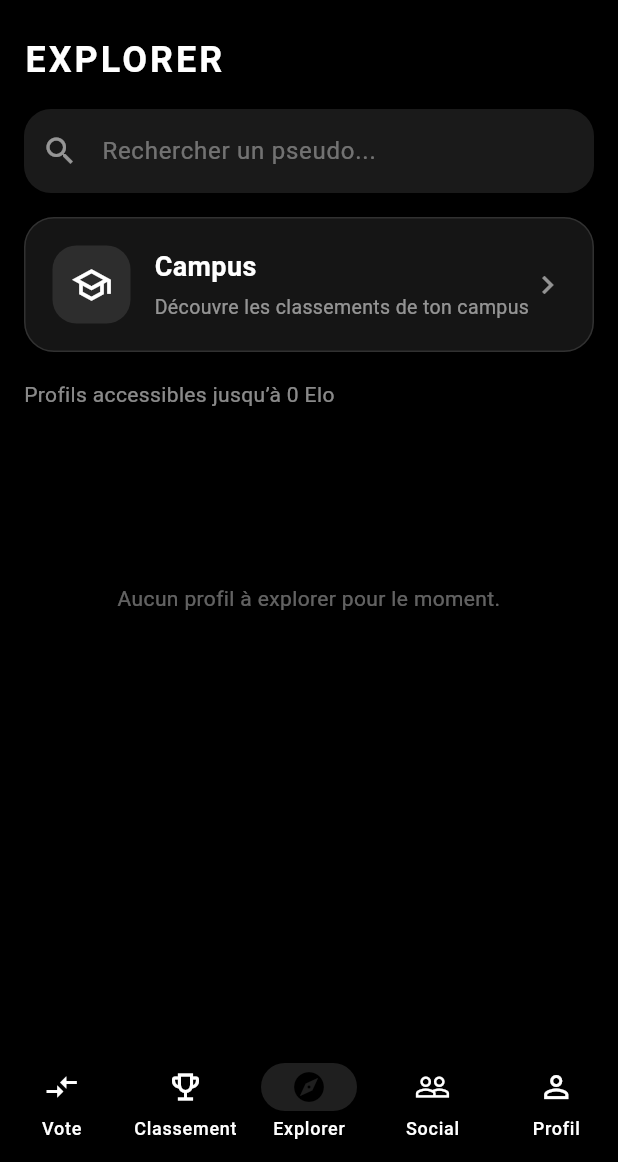
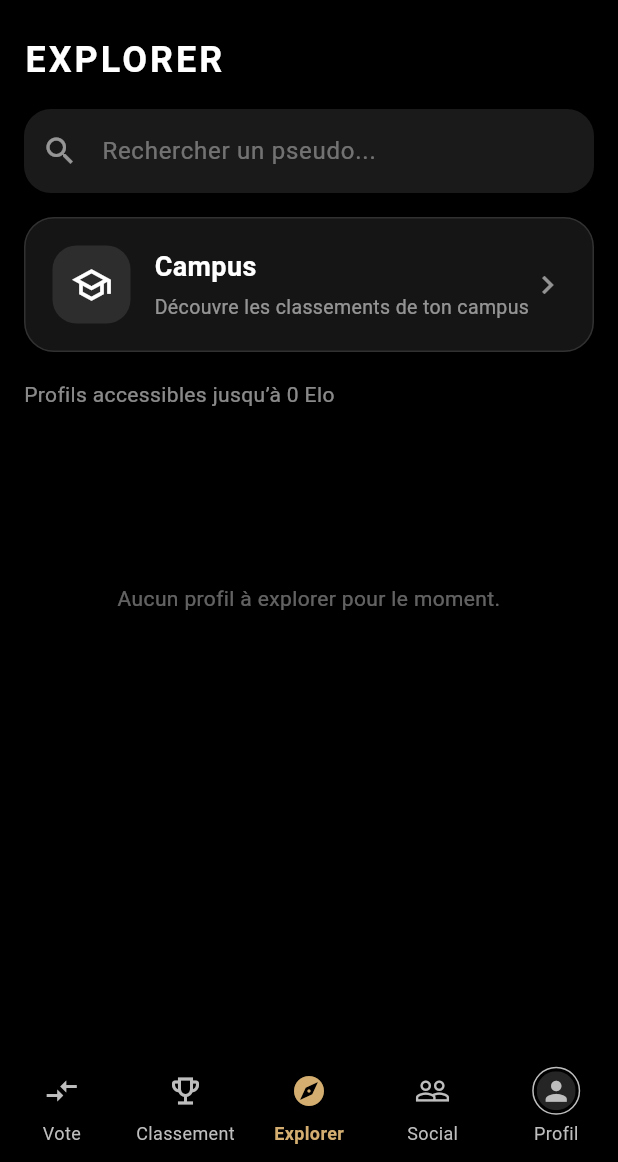
Before and after one commit to marcvane/arc, a Flutter app: the HomeScreen screen opened directly, swiped to page 3, on a phone screen of 412 x 824 dp, the part 74-1236 px from its top. Run offline on Flutter 3.47's test engine with Material 3 defaults, Android fonts, the phone set to English and light mode, and no system bars; our stand-ins replace firebase_core, firebase_messaging, fl_chart, flutter_map, image_cropper, image_picker and 2 more; accounts and stored records are empty.

Commit message:
Mise à jour ARC

```diff
--- a/lib/home_screen.dart
+++ b/lib/home_screen.dart
@@ -1,4 +1,5 @@
 import 'package:flutter/material.dart';
+import 'package:supabase_flutter/supabase_flutter.dart';
 
 import 'screens/vote_screen.dart';
 import 'ranking_screen.dart';
@@ -10,26 +11,29 @@ class HomeScreen extends StatefulWidget {
   const HomeScreen({super.key});
 
   @override
-  State<HomeScreen> createState() =>
-      _HomeScreenState();
+  State<HomeScreen> createState() => _HomeScreenState();
 }
 
 class _HomeScreenState extends State<HomeScreen> {
+  // Identité visuelle d'ARC.
+  static const Color _arcGold = Color(0xFFD3AE70);
+  static const Color _inactiveColor = Color(0xFFBEBEBE);
+
   int currentIndex = 0;
-
   late final PageController pageController;
 
-  // Ce compteur permet de demander au classement
-  // de se recharger lorsqu'on ouvre l'onglet.
+  // Continue à déclencher le chargement du classement à chaque ouverture.
   int rankingRefreshTrigger = 0;
+
+  // Photo principale du profil connecté (Supabase).
+  String? _profilePhotoUrl;
+  int _photoRequestId = 0;
 
   @override
   void initState() {
     super.initState();
-
-    pageController = PageController(
-      initialPage: currentIndex,
-    );
+    pageController = PageController(initialPage: currentIndex);
+    _loadProfilePhoto();
   }
 
   @override
@@ -39,192 +43,207 @@ class _HomeScreenState extends State<HomeScreen> {
   }
 
   // ============================================
+  // PHOTO DE PROFIL POUR LA NAVIGATION
+  // ============================================
+
+  Future<void> _loadProfilePhoto() async {
+    final requestId = ++_photoRequestId;
+    final user = Supabase.instance.client.auth.currentUser;
+
+    if (user == null) {
+      if (mounted && requestId == _photoRequestId) {
+        setState(() => _profilePhotoUrl = null);
+      }
+      return;
+    }
+
+    try {
+      final profile = await Supabase.instance.client
+          .from('profiles')
+          .select('photo_1_url')
+          .eq('id', user.id)
+          .maybeSingle();
+
+      if (!mounted || requestId != _photoRequestId) return;
+
+      final photo = profile?['photo_1_url'] as String?;
+      setState(() {
+        _profilePhotoUrl = photo != null && photo.trim().isNotEmpty
+            ? photo.trim()
+            : null;
+      });
+    } catch (error) {
+      // Une erreur réseau ne doit jamais bloquer la navigation.
+      debugPrint('Impossible de charger la photo du profil : $error');
+    }
+  }
+
+  Widget _fallbackProfileIcon(bool selected) {
+    return Container(
+      color: const Color(0xFF252525),
+      alignment: Alignment.center,
+      child: Icon(
+        Icons.person,
+        color: selected ? _arcGold : _inactiveColor,
+        size: 21,
+      ),
+    );
+  }
+
+  Widget _profileNavIcon(bool selected) {
+    final imageUrl = _profilePhotoUrl;
+
+    return Container(
+      width: 32,
+      height: 32,
+      padding: const EdgeInsets.all(2),
+      decoration: BoxDecoration(
+        shape: BoxShape.circle,
+        border: Border.all(
+          color: selected ? _arcGold : _inactiveColor,
+          width: selected ? 2 : 1,
+        ),
+      ),
+      child: ClipOval(
+        child: imageUrl == null
+            ? _fallbackProfileIcon(selected)
+            : Image.network(
+                imageUrl,
+                key: ValueKey(imageUrl),
+                fit: BoxFit.cover,
+                alignment: Alignment.topCenter,
+                width: 26,
+                height: 26,
+                gaplessPlayback: true,
+                errorBuilder: (context, error, stackTrace) {
+                  return _fallbackProfileIcon(selected);
+                },
+              ),
+      ),
+    );
+  }
+
+  // ============================================
   // CHANGEMENT DE PAGE
   // ============================================
 
-  void changePage(
-    int index, {
-    bool animate = true,
-  }) {
+  void changePage(int index, {bool animate = true}) {
     if (index == currentIndex) {
+      if (index == 4) _loadProfilePhoto();
       return;
     }
 
+    final previousIndex = currentIndex;
+
     setState(() {
       currentIndex = index;
+      if (index == 1) rankingRefreshTrigger++;
+    });
 
-      // ========================================
-      // CLASSEMENT
-      // ========================================
-      //
-      // Index 1 = Classement.
-      //
-      // À chaque ouverture de l'onglet,
-      // on augmente le compteur afin que
-      // RankingScreen recharge les données
-      // Supabase.
+    // Rafraîchir l'avatar en ouvrant ou quittant le profil.
+    if (previousIndex == 4 || index == 4) {
+      _loadProfilePhoto();
+    }
 
-      if (index == 1) {
-        rankingRefreshTrigger++;
-      }
-    });
+    if (!pageController.hasClients) return;
 
     if (animate) {
       pageController.animateToPage(
         index,
-        duration: const Duration(
-          milliseconds: 260,
-        ),
+        duration: const Duration(milliseconds: 260),
         curve: Curves.easeOutCubic,
       );
+    } else {
+      pageController.jumpToPage(index);
+    }
+  }
+
+  void _onPageChanged(int index) {
+    if (index == currentIndex) return;
+
+    final previousIndex = currentIndex;
+
+    setState(() {
+      currentIndex = index;
+      if (index == 1) rankingRefreshTrigger++;
+    });
+
+    // Même comportement lors d'un swipe horizontal.
+    if (previousIndex == 4 || index == 4) {
+      _loadProfilePhoto();
     }
   }
 
   @override
   Widget build(BuildContext context) {
     final pages = <Widget>[
-      // ========================================
-      // 0 - VOTE
-      // ========================================
-
       const VoteScreen(),
-
-      // ========================================
-      // 1 - CLASSEMENT
-      // ========================================
-
-      RankingScreen(
-        refreshTrigger: rankingRefreshTrigger,
-      ),
-
-      // ========================================
-      // 2 - EXPLORER
-      // ========================================
-
+      RankingScreen(refreshTrigger: rankingRefreshTrigger),
       const ExploreScreen(),
-
-      // ========================================
-      // 3 - SOCIAL
-      // ========================================
-
       const SocialScreen(),
-
-      // ========================================
-      // 4 - PROFIL
-      // ========================================
-
       const ProfileScreen(),
     ];
 
     return Scaffold(
       backgroundColor: Colors.black,
-
       body: PageView(
         controller: pageController,
-
-        // Swipe horizontal activé.
         physics: const PageScrollPhysics(),
-
-        onPageChanged: (index) {
-          if (index == currentIndex) {
-            return;
-          }
-
-          setState(() {
-            currentIndex = index;
-
-            if (index == 1) {
-              rankingRefreshTrigger++;
-            }
-          });
-        },
-
+        onPageChanged: _onPageChanged,
         children: pages,
       ),
-
-      bottomNavigationBar: NavigationBar(
-        selectedIndex: currentIndex,
-        backgroundColor: Colors.black,
-        indicatorColor: Colors.white12,
-
-        onDestinationSelected: (index) {
-          changePage(
-            index,
+      bottomNavigationBar: NavigationBarTheme(
+        data: NavigationBarThemeData(
+          labelTextStyle: WidgetStateProperty.resolveWith<TextStyle>(
+            (states) {
+              final selected = states.contains(WidgetState.selected);
+              return TextStyle(
+                color: selected ? _arcGold : _inactiveColor,
+                fontSize: 12,
+                fontWeight:
+                    selected ? FontWeight.w600 : FontWeight.w400,
               );
             },
-
-        destinations: const [
-          // ====================================
-          // VOTE
-          // ====================================
-
-          NavigationDestination(
-            icon: Icon(
-              Icons.compare_arrows,
           ),
-            selectedIcon: Icon(
-              Icons.compare_arrows,
         ),
+        child: NavigationBar(
+          selectedIndex: currentIndex,
+          height: 74,
+          backgroundColor: Colors.black,
+          indicatorColor: Colors.transparent,
+          elevation: 0,
+          surfaceTintColor: Colors.transparent,
+          labelBehavior: NavigationDestinationLabelBehavior.alwaysShow,
+          onDestinationSelected: (index) => changePage(index),
+          destinations: [
+            const NavigationDestination(
+              icon: Icon(Icons.compare_arrows, color: _inactiveColor),
+              selectedIcon: Icon(Icons.compare_arrows, color: _arcGold),
               label: 'Vote',
             ),
-
-          // ====================================
-          // CLASSEMENT
-          // ====================================
-
-          NavigationDestination(
-            icon: Icon(
-              Icons.emoji_events_outlined,
-            ),
-            selectedIcon: Icon(
-              Icons.emoji_events,
-            ),
+            const NavigationDestination(
+              icon: Icon(Icons.emoji_events_outlined, color: _inactiveColor),
+              selectedIcon: Icon(Icons.emoji_events, color: _arcGold),
               label: 'Classement',
             ),
-
-          // ====================================
-          // EXPLORER
-          // ====================================
-
-          NavigationDestination(
-            icon: Icon(
-              Icons.explore_outlined,
-            ),
-            selectedIcon: Icon(
-              Icons.explore,
-            ),
+            const NavigationDestination(
+              icon: Icon(Icons.explore_outlined, color: _inactiveColor),
+              selectedIcon: Icon(Icons.explore, color: _arcGold),
               label: 'Explorer',
             ),
-
-          // ====================================
-          // SOCIAL
-          // ====================================
-
-          NavigationDestination(
-            icon: Icon(
-              Icons.people_outline,
-            ),
-            selectedIcon: Icon(
-              Icons.people,
-            ),
+            const NavigationDestination(
+              icon: Icon(Icons.people_outline, color: _inactiveColor),
+              selectedIcon: Icon(Icons.people, color: _arcGold),
               label: 'Social',
             ),
-
-          // ====================================
-          // PROFIL
-          // ====================================
-
             NavigationDestination(
-            icon: Icon(
-              Icons.person_outline,
-            ),
-            selectedIcon: Icon(
-              Icons.person,
-            ),
+              icon: _profileNavIcon(false),
+              selectedIcon: _profileNavIcon(true),
               label: 'Profil',
             ),
           ],
         ),
+      ),
     );
   }
 }
--- a/lib/screens/profile_setup_screen.dart
+++ b/lib/screens/profile_setup_screen.dart
@@ -816,6 +816,10 @@ class _ProfileSetupScreenState extends State<ProfileSetupScreen> {
         'photo_1_url': finalPhoto1Url,
         'photo_2_url': finalPhoto2Url,
         'photo_3_url': finalPhoto3Url,
+        // Une nouvelle photo principale réactive automatiquement le profil.
+        // Les modifications du pseudo, de la bio ou des photos 2 et 3
+        // ne changent pas le statut de modération.
+        if (newPhoto1Url != null) 'excluded_from_votes': false,
       });
 
       if (!mounted) return;
--- a/pubspec.yaml
+++ b/pubspec.yaml
@@ -4,7 +4,7 @@ description: "ARC, style & Campus"
 
 publish_to: 'none'
 
-version: 1.0.0+7
+version: 1.0.0+8
 
 environment:
   sdk: ^3.12.2
```
Lines whose indentation alone changed are shown as unchanged.
